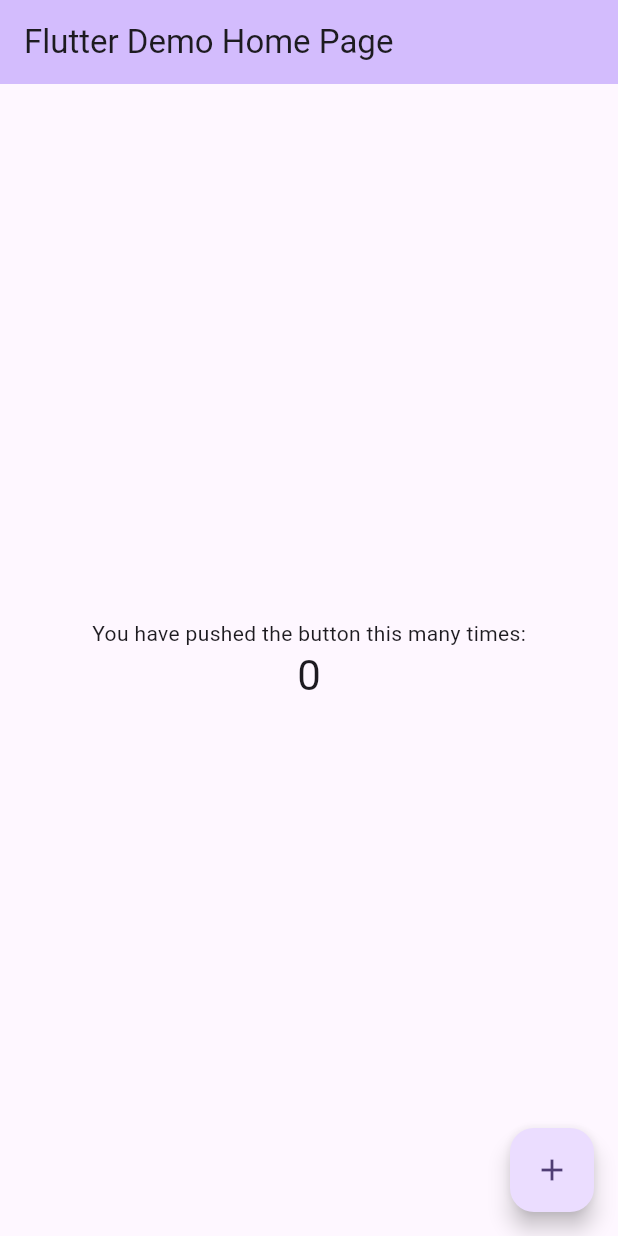
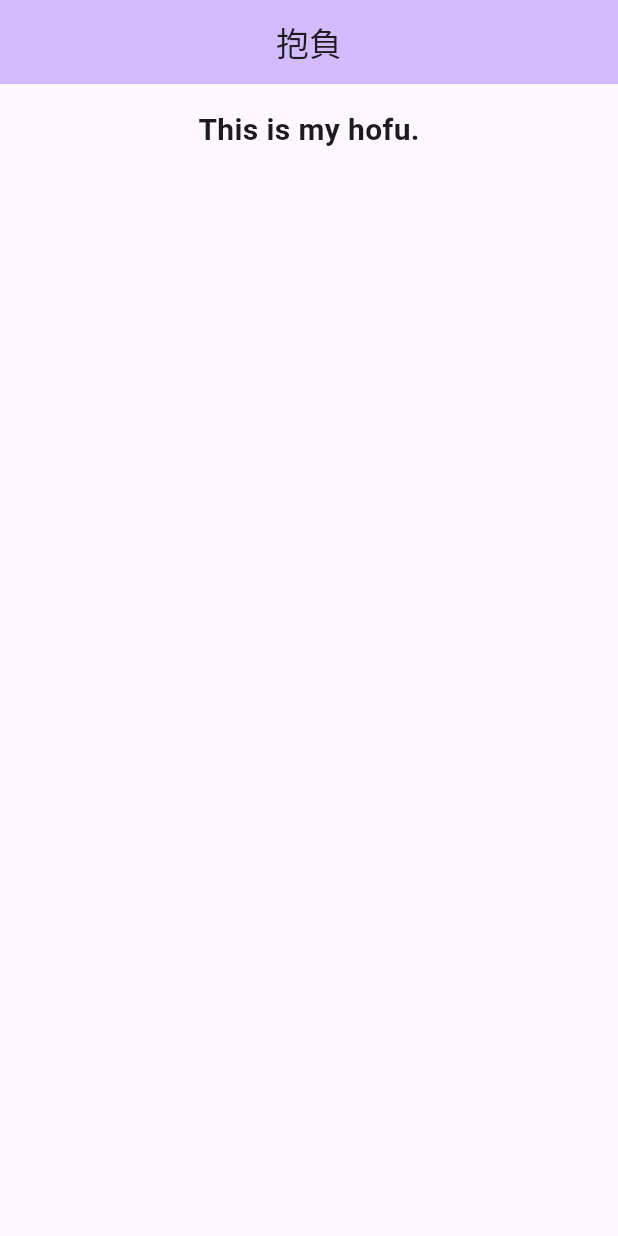
Before and after one commit to IwataYasuaki/hofu, a Flutter app: the screen it shows after launch, on a phone screen of 412 x 824 dp. Run offline on Flutter 3.47's test engine with Material 3 defaults, Android fonts, the phone set to English and light mode, and no system bars.

Commit message:
display hofu.

```diff
--- a/lib/main.dart
+++ b/lib/main.dart
@@ -11,42 +11,18 @@
   @override
   Widget build(BuildContext context) {
     return MaterialApp(
-      title: 'Flutter Demo',
+      title: 'HOFU',
       theme: ThemeData(
-        // This is the theme of your application.
-        //
-        // TRY THIS: Try running your application with "flutter run". You'll see
-        // the application has a purple toolbar. Then, without quitting the app,
-        // try changing the seedColor in the colorScheme below to Colors.green
-        // and then invoke "hot reload" (save your changes or press the "hot
-        // reload" button in a Flutter-supported IDE, or press "r" if you used
-        // the command line to start the app).
-        //
-        // Notice that the counter didn't reset back to zero; the application
-        // state is not lost during the reload. To reset the state, use hot
-        // restart instead.
-        //
-        // This works for code too, not just values: Most code changes can be
-        // tested with just a hot reload.
         colorScheme: ColorScheme.fromSeed(seedColor: Colors.deepPurple),
         useMaterial3: true,
       ),
-      home: const MyHomePage(title: 'Flutter Demo Home Page'),
+      home: const MyHomePage(title: '抱負'),
     );
   }
 }
 
 class MyHomePage extends StatefulWidget {
   const MyHomePage({super.key, required this.title});
-
-  // This widget is the home page of your application. It is stateful, meaning
-  // that it has a State object (defined below) that contains fields that affect
-  // how it looks.
-
-  // This class is the configuration for the state. It holds the values (in this
-  // case the title) provided by the parent (in this case the App widget) and
-  // used by the build method of the State. Fields in a Widget subclass are
-  // always marked "final".
 
   final String title;
 
@@ -59,67 +35,43 @@
 
   void _incrementCounter() {
     setState(() {
-      // This call to setState tells the Flutter framework that something has
-      // changed in this State, which causes it to rerun the build method below
-      // so that the display can reflect the updated values. If we changed
-      // _counter without calling setState(), then the build method would not be
-      // called again, and so nothing would appear to happen.
       _counter++;
     });
   }
 
   @override
   Widget build(BuildContext context) {
-    // This method is rerun every time setState is called, for instance as done
-    // by the _incrementCounter method above.
-    //
-    // The Flutter framework has been optimized to make rerunning build methods
-    // fast, so that you can just rebuild anything that needs updating rather
-    // than having to individually change instances of widgets.
     return Scaffold(
       appBar: AppBar(
-        // TRY THIS: Try changing the color here to a specific color (to
-        // Colors.amber, perhaps?) and trigger a hot reload to see the AppBar
-        // change color while the other colors stay the same.
         backgroundColor: Theme.of(context).colorScheme.inversePrimary,
-        // Here we take the value from the MyHomePage object that was created by
-        // the App.build method, and use it to set our appbar title.
+        centerTitle: true,
         title: Text(widget.title),
       ),
-      body: Center(
-        // Center is a layout widget. It takes a single child and positions it
-        // in the middle of the parent.
+      body: const Center(
         child: Column(
-          // Column is also a layout widget. It takes a list of children and
-          // arranges them vertically. By default, it sizes itself to fit its
-          // children horizontally, and tries to be as tall as its parent.
-          //
-          // Column has various properties to control how it sizes itself and
-          // how it positions its children. Here we use mainAxisAlignment to
-          // center the children vertically; the main axis here is the vertical
-          // axis because Columns are vertical (the cross axis would be
-          // horizontal).
-          //
-          // TRY THIS: Invoke "debug painting" (choose the "Toggle Debug Paint"
-          // action in the IDE, or press "p" in the console), to see the
-          // wireframe for each widget.
-          mainAxisAlignment: MainAxisAlignment.center,
           children: <Widget>[
-            const Text(
-              'You have pushed the button this many times:',
+            Padding(
+              padding: EdgeInsets.all(16),
+              child: Text(
+                'This is my hofu.',
+                style: TextStyle(
+                  fontWeight: FontWeight.bold,
+                  fontSize: 20,
+                ),
+              ),
             ),
-            Text(
-              '$_counter',
-              style: Theme.of(context).textTheme.headlineMedium,
-            ),
+            // Text(
+            //   '$_counter',
+            //   style: Theme.of(context).textTheme.headlineMedium,
+            // ),
           ],
         ),
       ),
-      floatingActionButton: FloatingActionButton(
-        onPressed: _incrementCounter,
-        tooltip: 'Increment',
-        child: const Icon(Icons.add),
-      ), // This trailing comma makes auto-formatting nicer for build methods.
+      // floatingActionButton: FloatingActionButton(
+      //   onPressed: _incrementCounter,
+      //   tooltip: 'Increment',
+      //   child: const Icon(Icons.add),
+      // ),
     );
   }
 }
```
Also changed, not shown: 1 other file.
